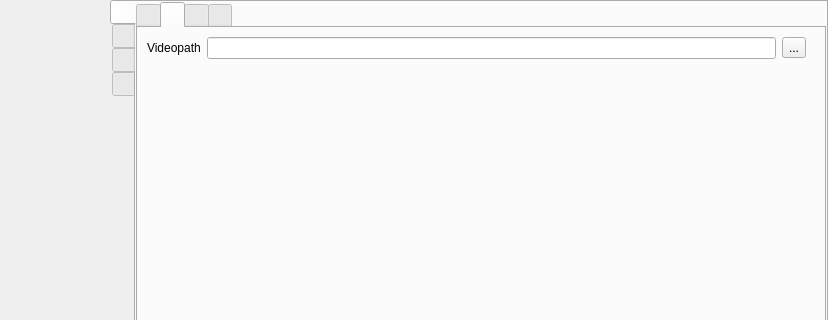
Old version of the form src/wayland/formMainWindow_wl.ui in the repository vkohaupt/vokoscreenNG; both pictures show x 0 to 828 and y 0 to 320 of the 828 by 560 pixel window.
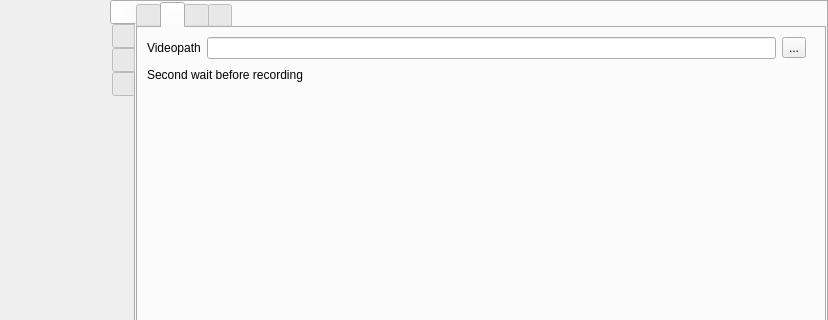
New version of the form. The open tabs and pages were chosen to show the change. Icons and pictures are not drawn.

Commit message: Wayland: Second wait before rRecording

Diff of the .ui file:
```diff
--- a/src/wayland/formMainWindow_wl.ui
+++ b/src/wayland/formMainWindow_wl.ui
@@ -1055,7 +1055,7 @@
                   </item>
                  </layout>
                 </item>
-                <item row="1" column="0">
+                <item row="2" column="0">
                  <spacer name="verticalSpacer_23">
                   <property name="orientation">
                    <enum>Qt::Vertical</enum>
@@ -1068,6 +1068,33 @@
                   </property>
                  </spacer>
                 </item>
+                <item row="1" column="0">
+                 <layout class="QHBoxLayout" name="horizontalLayout_9">
+                  <property name="rightMargin">
+                   <number>9</number>
+                  </property>
+                  <item>
+                   <widget class="QLabel" name="label_34">
+                    <property name="text">
+                     <string>Second wait before recording</string>
+                    </property>
+                   </widget>
+                  </item>
+                  <item>
+                   <spacer name="horizontalSpacer_44">
+                    <property name="orientation">
+                     <enum>Qt::Horizontal</enum>
+                    </property>
+                    <property name="sizeHint" stdset="0">
+                     <size>
+                      <width>40</width>
+                      <height>20</height>
+                     </size>
+                    </property>
+                   </spacer>
+                  </item>
+                 </layout>
+                </item>
                </layout>
               </item>
              </layout>
```
Left out of the diff: 4 changed lines with no effect on the pictures. The commit also changes 3 other files.
